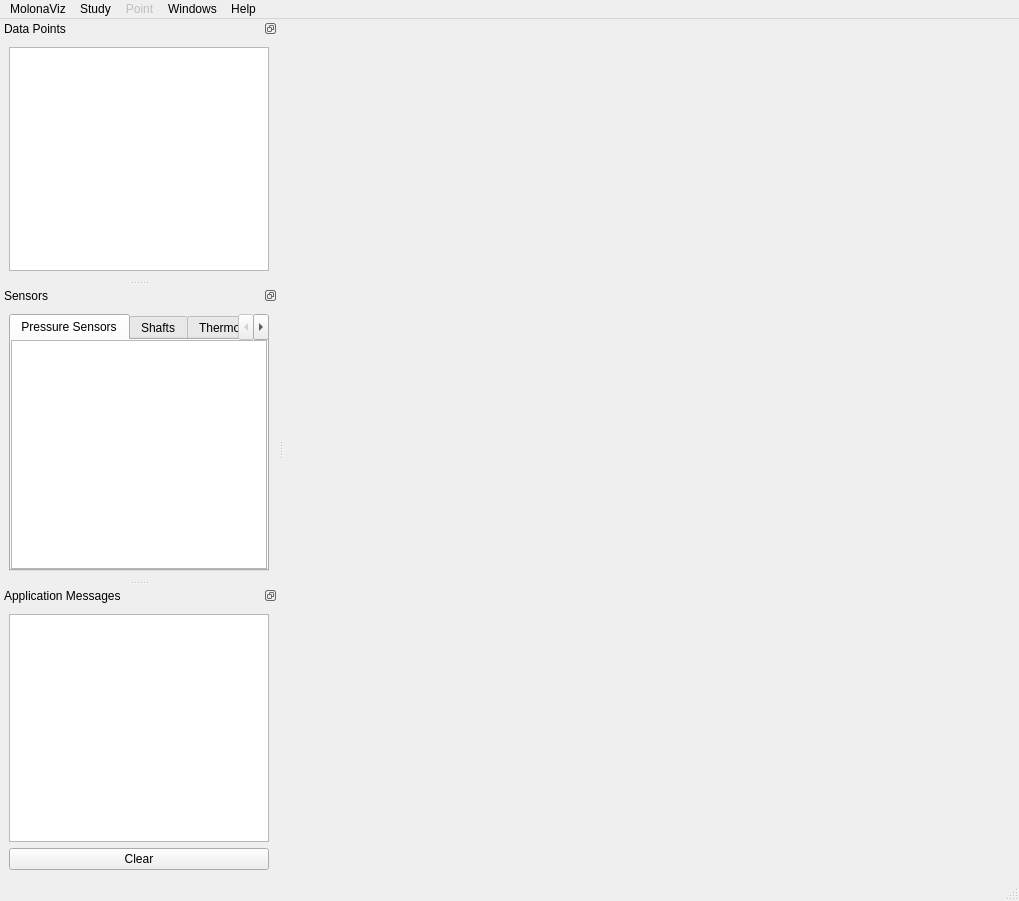
Above: Molonari_2021/ihm/molonaviz/mainwindow.ui from GVigne/Molonari-2022 before the change. Below: the same form after it.
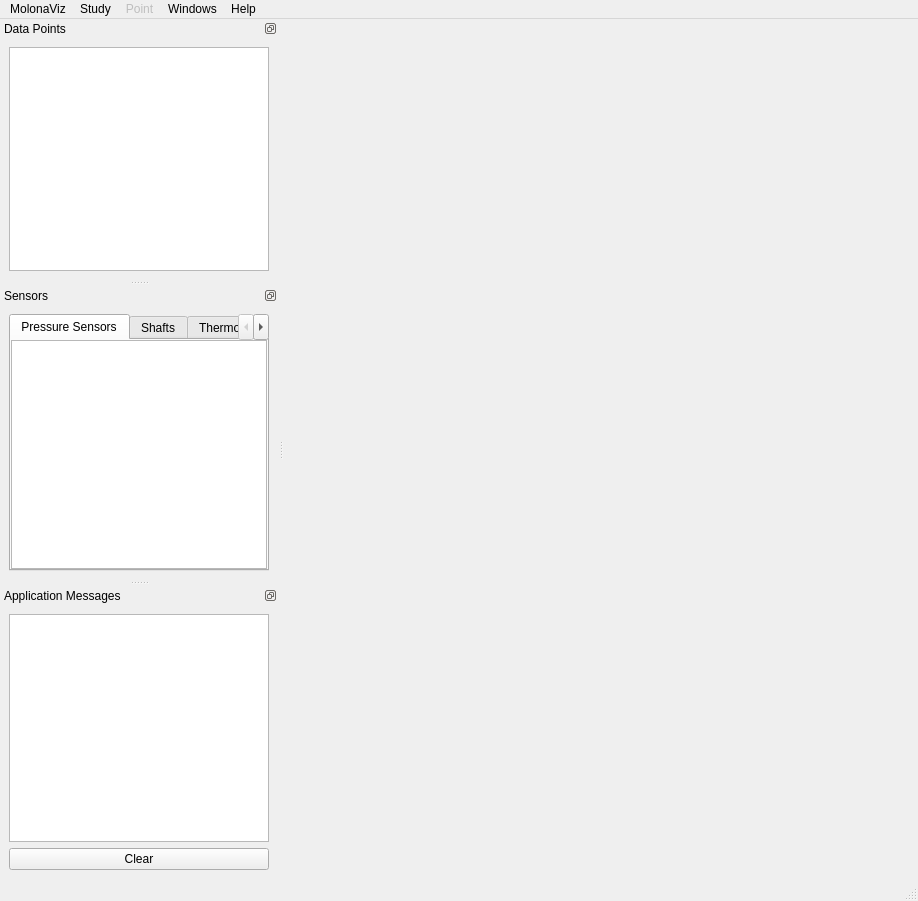
That is the form after the change.

```diff
--- a/Molonari_2021/ihm/molonaviz/mainwindow.ui
+++ b/Molonari_2021/ihm/molonaviz/mainwindow.ui
@@ -6,7 +6,7 @@
    <rect>
     <x>0</x>
     <y>0</y>
-    <width>1019</width>
+    <width>918</width>
     <height>901</height>
    </rect>
   </property>
@@ -19,8 +19,8 @@
     <rect>
      <x>0</x>
      <y>0</y>
-     <width>1019</width>
-     <height>22</height>
+     <width>918</width>
+     <height>26</height>
     </rect>
    </property>
    <widget class="QMenu" name="menuStudy">
```
Left out of the diff: 6 changed lines with no effect on the pictures.
